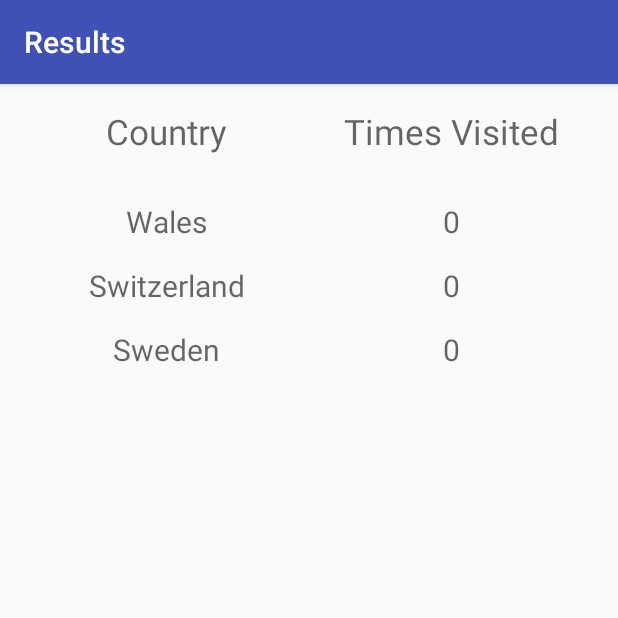
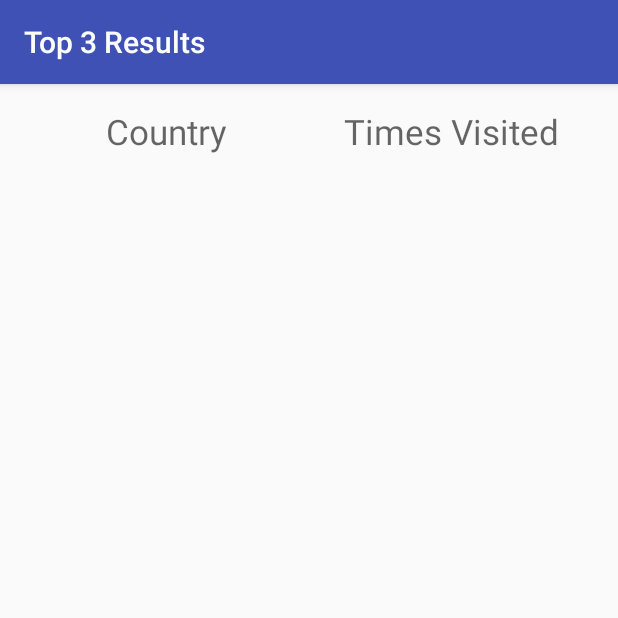
Before and after one commit to lundygp/COUNTry, an Android app: the Select screen opened directly, with no data from a screen before it, after a tap on "NEXT", on a phone screen of 412 x 824 dp, the top half of it. Run offline under Robolectric (Android 15) with nearby library versions, the phone set to English and light mode, and no system bars.

Commit message:
Finishing Touches

```diff
--- a/app/src/main/java/com/example/country/MainActivity.java
+++ b/app/src/main/java/com/example/country/MainActivity.java
@@ -23,6 +23,7 @@ public class MainActivity extends AppCompatActivity {
         setContentView(R.layout.activity_main);
         Toolbar toolbar = (Toolbar) findViewById(R.id.toolbar);
         setSupportActionBar(toolbar);
+        getSupportActionBar().setDisplayShowTitleEnabled(false);
         afterFirstClick();
     }
 
--- a/app/src/main/java/com/example/country/Results.java
+++ b/app/src/main/java/com/example/country/Results.java
@@ -19,23 +19,33 @@ public class Results extends AppCompatActivity {
         setSupportActionBar(toolbar);
         Bundle extras = getIntent().getExtras();
 
+        //Displayng the information passed from the previous activity
         TextView countryOne = (TextView)findViewById(R.id.firstCountry);
-        countryOne.setText(extras.getString("firstCountry"));
+        TextView freqOne = (TextView)findViewById(R.id.firstFrequency);
+        TextView posOne = (TextView)findViewById(R.id.firstPosition);
+        if(extras.getInt("firstFrequency") != 0){
+            countryOne.setText(extras.getString("firstCountry"));
+            freqOne.setText(String.valueOf(extras.getInt("firstFrequency")));
+            posOne.setText("1");
+        }
 
         TextView countryTwo = (TextView)findViewById(R.id.secondCountry);
-        countryTwo.setText(extras.getString("secondCountry"));
+        TextView freqTwo = (TextView)findViewById(R.id.secondFrequency);
+        TextView posTwo = (TextView)findViewById(R.id.secondPosition);
+        if(extras.getInt("secondFrequency") != 0){
+            countryTwo.setText(extras.getString("secondCountry"));
+            freqTwo.setText(String.valueOf(extras.getInt("secondFrequency")));
+            posTwo.setText("2");
+        }
 
         TextView countryThree = (TextView)findViewById(R.id.thirdCountry);
-        countryThree.setText(extras.getString("thirdCountry"));
-
-        TextView freqOne = (TextView)findViewById(R.id.firstFrequency);
-        freqOne.setText(String.valueOf(extras.getInt("firstFrequency")));
-
-        TextView freqTwo = (TextView)findViewById(R.id.secondFrequency);
-        freqTwo.setText(String.valueOf(extras.getInt("secondFrequency")));
-
         TextView freqThree = (TextView)findViewById(R.id.thirdFrequency);
-        freqThree.setText(String.valueOf(extras.getInt("thirdFrequency")));
+        TextView posThree = (TextView)findViewById(R.id.thirdPosition);
+        if(extras.getInt("thirdFrequency") != 0){
+            countryThree.setText(extras.getString("thirdCountry"));
+            freqThree.setText(String.valueOf(extras.getInt("thirdFrequency")));
+            posThree.setText("3");
+        }
     }
 
 }
--- a/app/src/main/res/layout/content_results.xml
+++ b/app/src/main/res/layout/content_results.xml
@@ -49,10 +49,16 @@
         android:layout_marginTop="@dimen/resultsMarginSpacing">
 
         <TextView
+            android:layout_width="wrap_content"
+            android:layout_height="wrap_content"
+            android:textAppearance="?android:attr/textAppearanceMedium"
+            android:id="@+id/firstPosition"
+            android:textSize="@dimen/resultTextSize" />
+
+        <TextView
             android:layout_width="0dp"
             android:layout_height="wrap_content"
             android:textAppearance="?android:attr/textAppearanceMedium"
-            android:text="Medium Text"
             android:id="@+id/firstCountry"
             android:layout_weight="1 "
             android:gravity="center"
@@ -62,7 +68,6 @@
             android:layout_width="0dp"
             android:layout_height="wrap_content"
             android:textAppearance="?android:attr/textAppearanceMedium"
-            android:text="Medium Text"
             android:id="@+id/firstFrequency"
             android:layout_weight="1"
             android:gravity="center"
@@ -77,10 +82,16 @@
         android:layout_marginTop="@dimen/resultsMarginSpacing">
 
         <TextView
+            android:layout_width="wrap_content"
+            android:layout_height="wrap_content"
+            android:textAppearance="?android:attr/textAppearanceMedium"
+            android:id="@+id/secondPosition"
+            android:textSize="@dimen/resultTextSize" />
+
+        <TextView
             android:layout_width="0dp"
             android:layout_height="wrap_content"
             android:textAppearance="?android:attr/textAppearanceMedium"
-            android:text="Medium Text"
             android:id="@+id/secondCountry"
             android:layout_weight="1"
             android:gravity="center"
@@ -90,7 +101,6 @@
             android:layout_width="0dp"
             android:layout_height="wrap_content"
             android:textAppearance="?android:attr/textAppearanceMedium"
-            android:text="Medium Text"
             android:id="@+id/secondFrequency"
             android:layout_weight="1"
             android:gravity="center"
@@ -105,10 +115,16 @@
         android:layout_marginTop="@dimen/resultsMarginSpacing">
 
         <TextView
+            android:layout_width="wrap_content"
+            android:layout_height="wrap_content"
+            android:textAppearance="?android:attr/textAppearanceMedium"
+            android:id="@+id/thirdPosition"
+            android:textSize="@dimen/resultTextSize" />
+
+        <TextView
             android:layout_width="0dp"
             android:layout_height="wrap_content"
             android:textAppearance="?android:attr/textAppearanceMedium"
-            android:text="Medium Text"
             android:id="@+id/thirdCountry"
             android:layout_weight="1"
             android:gravity="center"
@@ -118,7 +134,6 @@
             android:layout_width="0dp"
             android:layout_height="wrap_content"
             android:textAppearance="?android:attr/textAppearanceMedium"
-            android:text="Medium Text"
             android:id="@+id/thirdFrequency"
             android:layout_weight="1"
             android:gravity="center"
--- a/app/src/main/res/layout/content_select.xml
+++ b/app/src/main/res/layout/content_select.xml
@@ -31,7 +31,8 @@
         android:spinnerMode="dropdown"
         android:layout_gravity="center_horizontal"
         android:layout_marginTop="15dp"
-        android:textAlignment="center" />
+        android:textAlignment="center"
+        android:longClickable="false" />
 
     <TextView
         android:layout_width="match_parent"
--- a/app/src/main/res/values/strings.xml
+++ b/app/src/main/res/values/strings.xml
@@ -22,7 +22,7 @@
 
 
     </string-array>
-    <string name="title_activity_results">Results</string>
+    <string name="title_activity_results">Top 3 Results</string>
     <string name="frequencyHeading">Times Visited</string>
     <string name="countryHeading">Country</string>
     </resources>
```
Also changed, not shown: app/src/main/res/layout/content_main.xml (+4 -5 lines).
